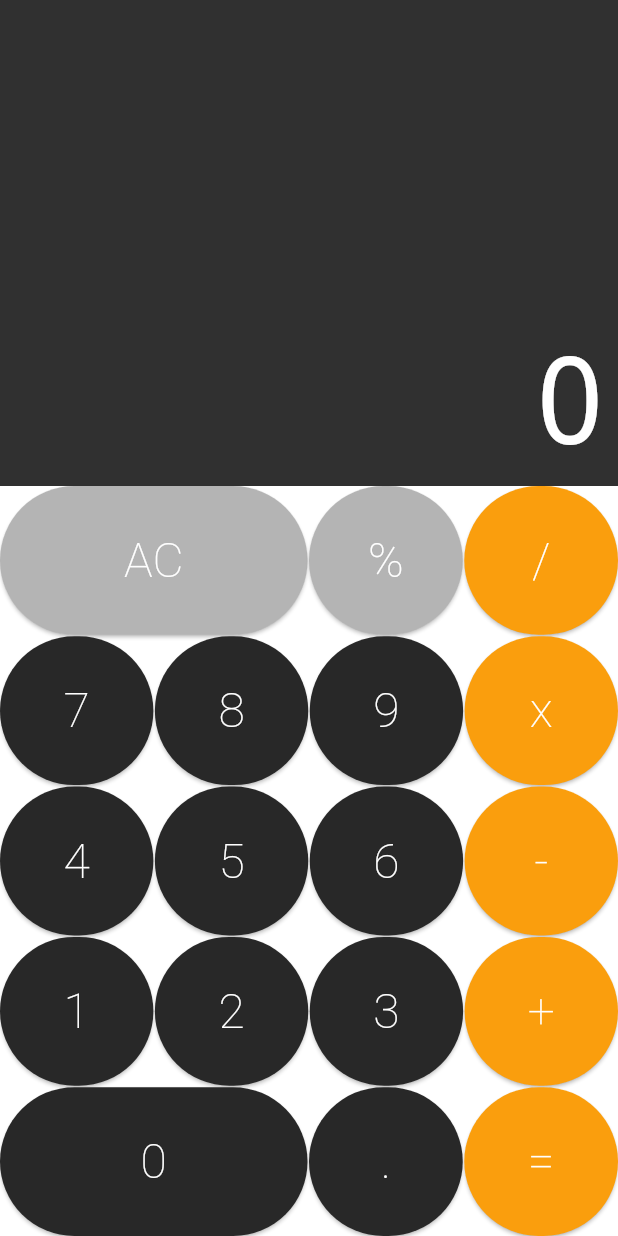
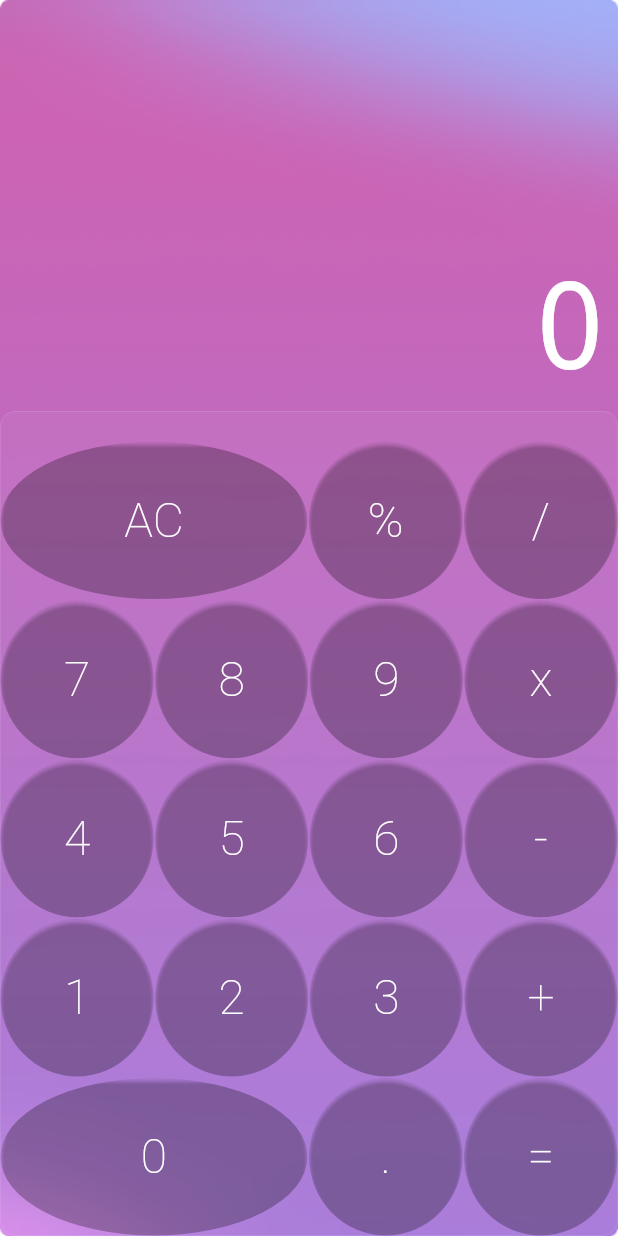
Before and after one commit to adnfutuh/calculatorflutter, a Flutter app: the screen it shows after launch, on a phone screen of 412 x 824 dp. Run offline on Flutter 3.47's test engine with Material 3 defaults, Android fonts, the phone set to English and light mode, and no system bars; drawn by our look-alikes of auto_size_text, glassmorphism_ui; our stand-ins replace equatable, flutter_bloc.

Commit message:
feat : update feature

```diff
--- a/lib/module/calculator/bloc/calculator_event.dart
+++ b/lib/module/calculator/bloc/calculator_event.dart
@@ -1,9 +1,7 @@
 part of 'calculator_bloc.dart';
 
-class CalculatorEvent extends Equatable {
-  const CalculatorEvent({required this.command});
+class CalculatorEvent {
   final String command;
 
-  @override
-  List<Object> get props => [];
+  CalculatorEvent({required this.command});
 }
--- /dev/null
+++ b/lib/module/calculator/component/button.dart
@@ -0,0 +1,76 @@
+import 'package:flutter/material.dart';
+import 'package:glassmorphism_ui/glassmorphism_ui.dart';
+
+class Button extends StatelessWidget {
+  static const dark = Color.fromARGB(255, 145, 145, 145);
+  static const defaultColor = Color.fromARGB(255, 40, 40, 40);
+  static const operationColor = Color.fromARGB(255, 13, 203, 250);
+
+  final String text;
+  final bool big;
+  final Color color;
+  final void Function(String) cb;
+
+  const Button({
+    super.key,
+    required this.text,
+    this.big = false,
+    this.color = defaultColor,
+    required this.cb,
+  });
+
+  const Button.big({
+    super.key,
+    required this.text,
+    this.big = true,
+    this.color = defaultColor,
+    required this.cb,
+  });
+
+  const Button.operation({
+    super.key,
+    required this.text,
+    this.big = false,
+    this.color = operationColor,
+    required this.cb,
+  });
+
+  @override
+  Widget build(BuildContext context) {
+    return Expanded(
+      flex: big ? 2 : 1,
+      child: GlassContainer(
+        opacity: 0.3,
+        height: 200,
+        width: 200,
+        blur: 1,
+        color: Colors.transparent,
+        gradient: LinearGradient(
+          begin: Alignment.topLeft,
+          end: Alignment.bottomRight,
+          colors: [
+            Colors.white.withOpacity(0.2),
+            Colors.blue.withOpacity(0.3),
+          ],
+        ),
+        border: const Border.fromBorderSide(BorderSide.none),
+        shadowStrength: 5,
+        shape: BoxShape.circle,
+        borderRadius: BorderRadius.circular(16),
+        shadowColor: Colors.white.withOpacity(0.24),
+        child: ElevatedButton(
+          style: ElevatedButton.styleFrom(backgroundColor: Colors.transparent),
+          child: Text(
+            text,
+            style: const TextStyle(
+              color: Colors.white,
+              fontSize: 32,
+              fontWeight: FontWeight.w200,
+            ),
+          ),
+          onPressed: () => cb(text),
+        ),
+      ),
+    );
+  }
+}
--- a/lib/module/calculator/component/calculator_button.dart
+++ b/lib/module/calculator/component/calculator_button.dart
@@ -1,58 +1,5 @@
+import 'package:calculator/module/calculator/component/button.dart';
 import 'package:flutter/material.dart';
-
-class Button extends StatelessWidget {
-  static const grey = Color.fromARGB(255, 180, 180, 180);
-  static const defaultColor = Color.fromARGB(255, 40, 40, 40);
-  static const operationColor = Color.fromRGBO(250, 158, 13, 1);
-
-  final String text;
-  final bool big;
-  final Color color;
-  final void Function(String) cb;
-
-  const Button({
-    super.key,
-    required this.text,
-    this.big = false,
-    this.color = defaultColor,
-    required this.cb,
-  });
-
-  const Button.big({
-    super.key,
-    required this.text,
-    this.big = true,
-    this.color = defaultColor,
-    required this.cb,
-  });
-
-  const Button.operation({
-    super.key,
-    required this.text,
-    this.big = false,
-    this.color = operationColor,
-    required this.cb,
-  });
-
-  @override
-  Widget build(BuildContext context) {
-    return Expanded(
-      flex: big ? 2 : 1,
-      child: ElevatedButton(
-        style: ElevatedButton.styleFrom(backgroundColor: color),
-        child: Text(
-          text,
-          style: const TextStyle(
-            color: Colors.white,
-            fontSize: 32,
-            fontWeight: FontWeight.w200,
-          ),
-        ),
-        onPressed: () => cb(text),
-      ),
-    );
-  }
-}
 
 class ButtonRow extends StatelessWidget {
   final List<Button> buttons;
--- a/lib/module/calculator/screen/calculator_screen.dart
+++ b/lib/module/calculator/screen/calculator_screen.dart
@@ -23,7 +23,13 @@ class _CalculatorScreenState extends State<CalculatorScreen> {
   Widget build(BuildContext context) {
     return MaterialApp(
       debugShowCheckedModeBanner: false,
-      home: Column(
+      home: Container(
+        decoration: const BoxDecoration(
+            image: DecorationImage(
+          image: AssetImage("assets/images/bg_white.png"),
+          fit: BoxFit.fill,
+        )),
+        child: Column(
           children: <Widget>[
             BlocBuilder<CalculatorBloc, CalculatorState>(builder: (__, state) {
               return Display(state.value);
@@ -31,6 +37,7 @@ class _CalculatorScreenState extends State<CalculatorScreen> {
             Keyboard(_onPressed),
           ],
         ),
+      ),
     );
   }
 }
--- a/lib/module/calculator/section/display.dart
+++ b/lib/module/calculator/section/display.dart
@@ -10,7 +10,7 @@ class Display extends StatelessWidget {
     return Expanded(
       flex: 1,
       child: Container(
-        color: const Color.fromRGBO(48, 48, 48, 1),
+        color: Colors.transparent,
         child: Column(
           mainAxisAlignment: MainAxisAlignment.end,
           crossAxisAlignment: CrossAxisAlignment.stretch,
--- a/lib/module/calculator/section/keyboard.dart
+++ b/lib/module/calculator/section/keyboard.dart
@@ -1,5 +1,7 @@
 import 'package:flutter/material.dart';
+import 'package:glassmorphism_ui/glassmorphism_ui.dart';
 
+import '../component/button.dart';
 import '../component/calculator_button.dart';
 
 class Keyboard extends StatelessWidget {
@@ -9,13 +11,15 @@ class Keyboard extends StatelessWidget {
 
   @override
   Widget build(BuildContext context) {
-    return SizedBox(
-      height: 500,
+    return GlassContainer(
+      // color: Color.fromRGBO(48, 48, 48, 1),
+      height: 550,
       child: Column(
         children: <Widget>[
+          const SizedBox(height: 20),
           ButtonRow([
-            Button.big(text: 'AC', color: Button.grey, cb: cb),
-            Button(text: '%', color: Button.grey, cb: cb),
+            Button.big(text: 'AC', color: Button.dark, cb: cb),
+            Button(text: '%', color: Button.dark, cb: cb),
             Button.operation(text: '/', cb: cb),
           ]),
           const SizedBox(height: 1),
```
Lines whose indentation alone changed are shown as unchanged.
